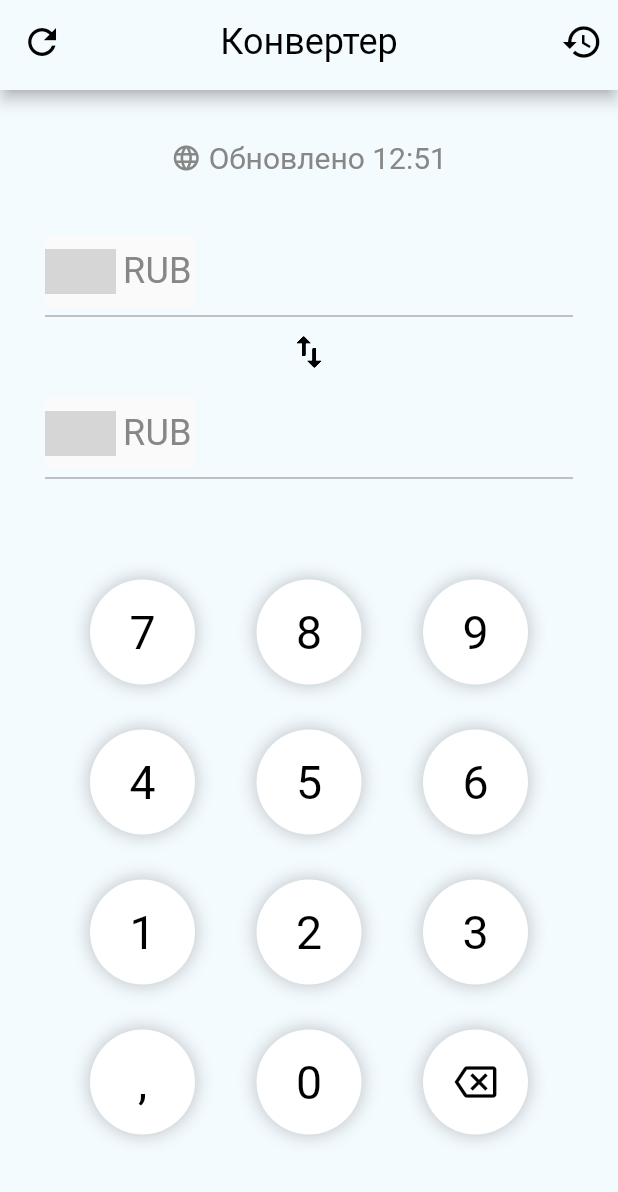
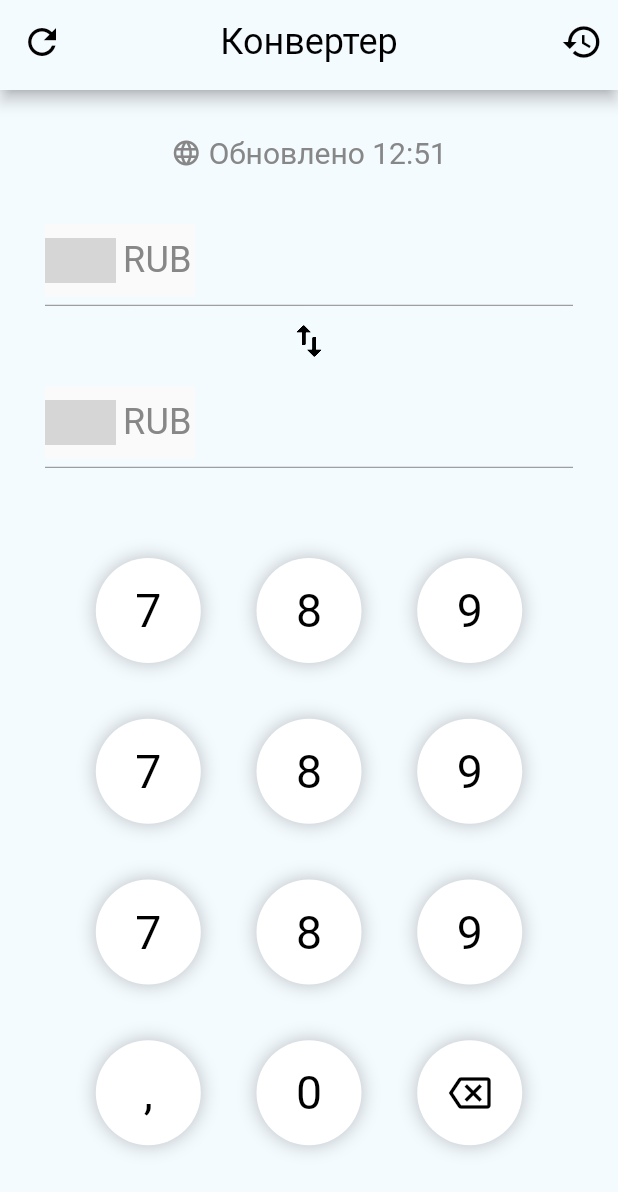
Before and after one commit to bytes7bytes7/currency_converter, a Flutter app: the screen it shows after launch, on a phone screen of 412 x 824 dp. Shown: the top 1192 px of the screen. Run offline on Flutter 3.47's test engine with Material 2 defaults, Android fonts, the phone set to English and light mode, and no system bars; grey boxes are pictures that could not be loaded.

Commit message:
added new (not good) layout

```diff
--- a/lib/widgets/number_panel.dart
+++ b/lib/widgets/number_panel.dart
@@ -7,16 +7,24 @@ class NumberPanel extends StatelessWidget {
 
   @override
   Widget build(BuildContext context) {
-    return Padding(
-      padding: const EdgeInsets.symmetric(horizontal: 30.0),
-      child: Column(
+    final Size size = MediaQuery.of(context).size;
+    final double height = size.height * 0.475;
+    const double buttonWidth = 70.0;
+    return LayoutBuilder(builder: (context, constraints) {
+      final double xSpace = (constraints.maxWidth - 3 * buttonWidth) / 2;
+      final double ySpace = (height - 4 * buttonWidth) / 3;
+      final double space = (xSpace < ySpace) ? xSpace : ySpace;
+      return Column(
         children: [
           Row(
-            mainAxisAlignment: MainAxisAlignment.spaceBetween,
-            children: '789'.characters.map((e) {
+            mainAxisAlignment: MainAxisAlignment.center,
+            children: '7 8 9'.characters.map((e) {
+              if (e == ' ') {
+                return SizedBox(width: space);
+              } else {
                 return Container(
-                height: 70.0,
-                width: 70.0,
+                  height: buttonWidth,
+                  width: buttonWidth,
                   decoration: BoxDecoration(
                     color: Theme.of(context).splashColor,
                     shape: BoxShape.circle,
@@ -36,15 +44,19 @@ class NumberPanel extends StatelessWidget {
                     ),
                   ),
                 );
+              }
             }).toList(),
           ),
-          const SizedBox(height: 30.0),
+          SizedBox(height: space),
           Row(
-            mainAxisAlignment: MainAxisAlignment.spaceBetween,
-            children: '456'.characters.map((e) {
+            mainAxisAlignment: MainAxisAlignment.center,
+            children: '7 8 9'.characters.map((e) {
+              if (e == ' ') {
+                return SizedBox(width: space);
+              } else {
                 return Container(
-                height: 70.0,
-                width: 70.0,
+                  height: buttonWidth,
+                  width: buttonWidth,
                   decoration: BoxDecoration(
                     color: Theme.of(context).splashColor,
                     shape: BoxShape.circle,
@@ -64,15 +76,19 @@ class NumberPanel extends StatelessWidget {
                     ),
                   ),
                 );
+              }
             }).toList(),
           ),
-          const SizedBox(height: 30.0),
+          SizedBox(height: space),
           Row(
-            mainAxisAlignment: MainAxisAlignment.spaceBetween,
-            children: '123'.characters.map((e) {
+            mainAxisAlignment: MainAxisAlignment.center,
+            children: '7 8 9'.characters.map((e) {
+              if (e == ' ') {
+                return SizedBox(width: space);
+              } else {
                 return Container(
-                height: 70.0,
-                width: 70.0,
+                  height: buttonWidth,
+                  width: buttonWidth,
                   decoration: BoxDecoration(
                     color: Theme.of(context).splashColor,
                     shape: BoxShape.circle,
@@ -92,15 +108,19 @@ class NumberPanel extends StatelessWidget {
                     ),
                   ),
                 );
+              }
             }).toList(),
           ),
-          const SizedBox(height: 30.0),
+          SizedBox(height: space),
           Row(
-            mainAxisAlignment: MainAxisAlignment.spaceBetween,
-            children: [',', '0', Icons.backspace_outlined].map((e) {
+            mainAxisAlignment: MainAxisAlignment.center,
+            children: [',', ' ', '0', ' ', Icons.backspace_outlined].map((e) {
+              if (e == ' ') {
+                return SizedBox(width: space);
+              } else {
                 return Container(
-                height: 70.0,
-                width: 70.0,
+                  height: buttonWidth,
+                  width: buttonWidth,
                   decoration: BoxDecoration(
                     color: Theme.of(context).splashColor,
                     shape: BoxShape.circle,
@@ -126,10 +146,11 @@ class NumberPanel extends StatelessWidget {
                           ),
                   ),
                 );
+              }
             }).toList(),
           ),
         ],
-      ),
       );
+    });
   }
 }
```
Also changed, not shown: 1 other file. Lines whose indentation alone changed are shown as unchanged.
